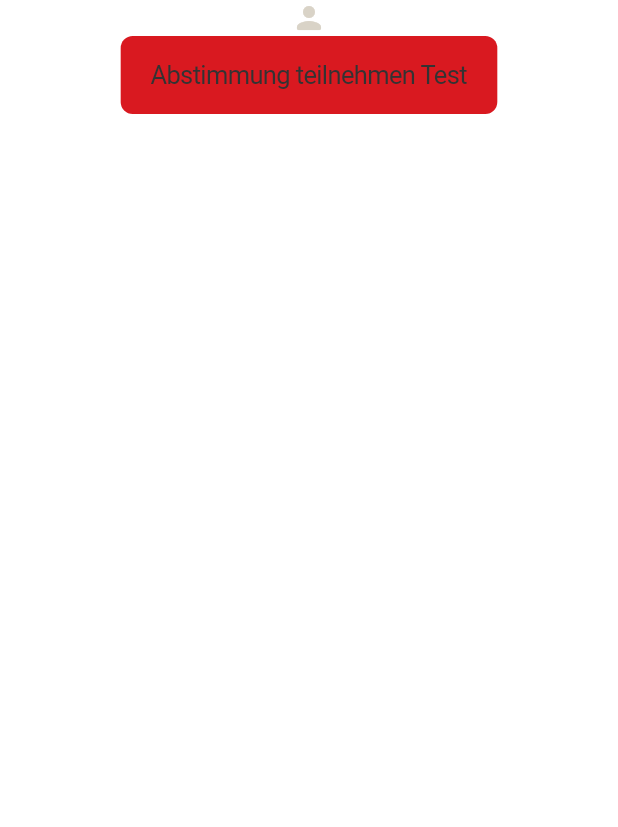
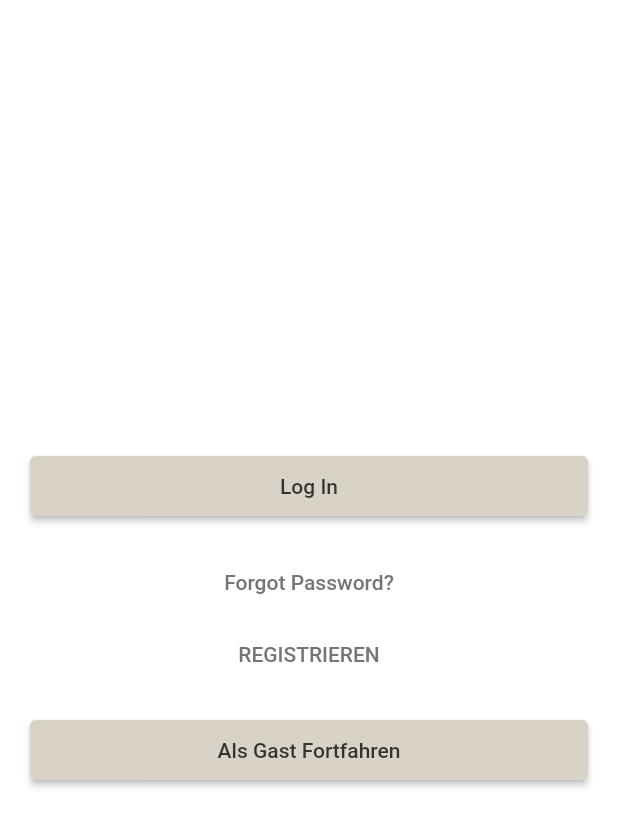
Before and after one commit to hytechat/termino-dev, a Flutter app: the HomePage widget shown alone on an empty page, opened directly, on a phone screen of 412 x 824 dp. Shown: the top 827 px of the screen. Run offline on Flutter 3.47's test engine with Material 2 defaults, Android fonts, the phone set to English and light mode, and no system bars; our stand-ins replace email_validator, flutter_tts, fluttertoast; missing offline and left inert: syncfusion_flutter_pdfviewer, syncfusion_flutter_pdfviewer_web.

Commit message:
Buttons auf Home Page eingefügt

```diff
--- a/frontend/lib/pages/pagesGeruest/views/home_page.dart
+++ b/frontend/lib/pages/pagesGeruest/views/home_page.dart
@@ -1,4 +1,5 @@
 import 'package:flutter/cupertino.dart';
+import 'package:flutter/material.dart';
 import 'package:termino_frontend/config/config_expo.dart';
 import 'package:termino_frontend/data/model/meeting_model.dart';
 import 'package:termino_frontend/data/repository/meeting_repository.dart';
@@ -23,25 +24,49 @@ class _HomePageState extends State<HomePage> {
     _fetchMeeting('666');
     return Container(
         color: Colourpalette.backgroundhellbeigeGrau,
-        child: Column(
-          children: [
-            IconsGoogle.personIcon,
-            basicButton(
-              'Abstimmung teilnehmen Test',
-              false,
-              () => showCupertinoModalPopup(
-                //whs nicht die beste variante um das aufzurufen
-                useRootNavigator: true,
-                barrierDismissible: false,
-                context: context,
-                builder: (_) => AbstimmugTeilnehmenPage(
-                  seitenTitel: 'Abstimmung Teilnehmen',
-                  geholtesMeeting: widget.geholtesMeeting,
-                ),
+              child: Column(
+                crossAxisAlignment: CrossAxisAlignment.center,
+                mainAxisAlignment: MainAxisAlignment.center,
+                children: <Widget>[
+
+                  Container(
+                      height: 80,
+                      padding: const EdgeInsets.all(20),
+                      child: ElevatedButton(
+                        style: ElevatedButton.styleFrom(
+                          minimumSize: const Size.fromHeight(50),
+                        ),
+                        child: const Text('Log In'),
+                        onPressed: () {},
+                      )),
+                  TextButton(
+                    onPressed: () {},
+                    child: Text(
+                      'Forgot Password?',
+                      style: TextStyle(color: Colors.grey[600]),
+                    ),
+                  ),
+                  TextButton(
+                    onPressed: () {},
+                    child: Text(
+                      'REGISTRIEREN',
+                      style: TextStyle(color: Colors.grey[600]),
+                    ),
+                  ),
+                  Container(
+                      height: 80,
+                      padding: const EdgeInsets.all(20),
+                      child: ElevatedButton(
+                        style: ElevatedButton.styleFrom(
+                          minimumSize: const Size.fromHeight(50),
+                        ),
+                        child: const Text('Als Gast Fortfahren'),
+                        onPressed: () {},
+                      )),
+
+                ],
               ),
-            ),
-          ],
-        ));
+            );
   }
 //--------------------------api shiat zum aufrufen der termin teilnehmen page------------------------------------
 
```
